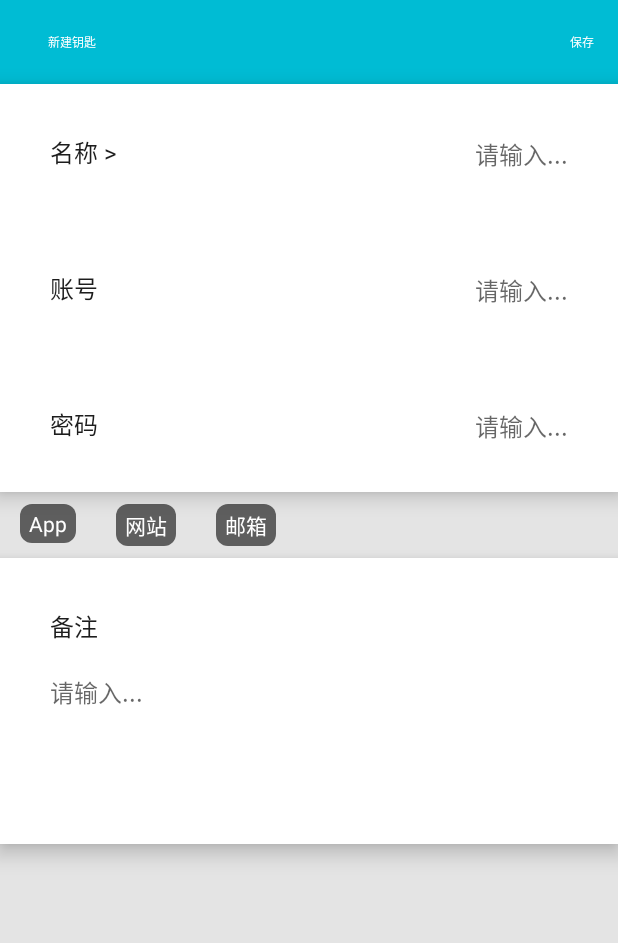
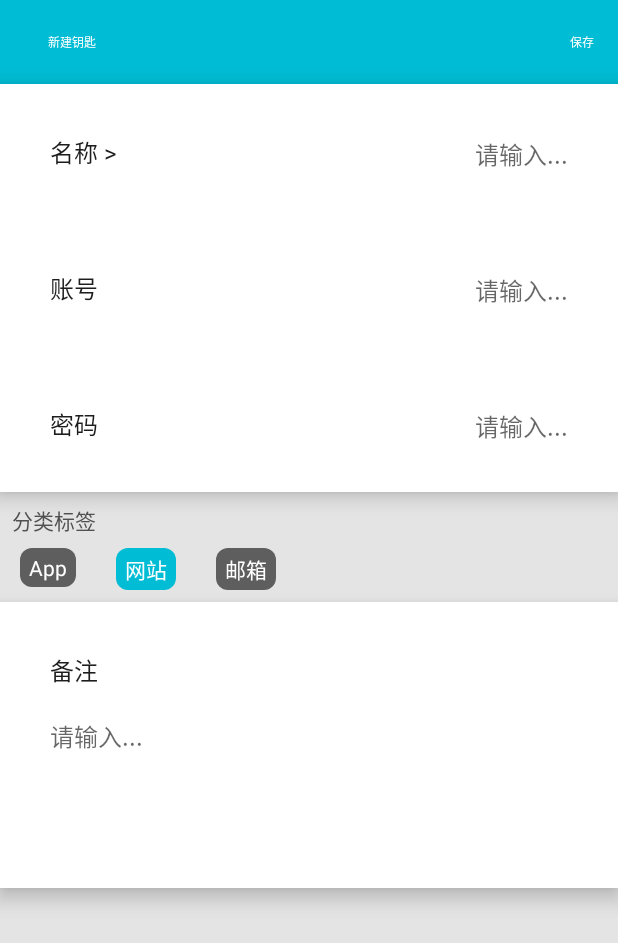
Before and after one commit to xzlyf/keyBag, an Android app: the screen it shows after launch (AddActivityV2), after a tap on "网站", on a phone screen of 412 x 824 dp. Shown: the top 943 px of the screen. Run offline under Robolectric (Android 15) with nearby library versions, the phone set to English and light mode, and no system bars; our stand-ins replace ButterKnife; libraries missing offline, so code that uses them is left out: com.orhanobut.logger; Roboto replaces fonts that are not available here; 4 statements that could not run were skipped.

Commit message:
分类标签加入 2 alpha分支

```diff
--- a/app/src/main/java/com/xz/keybag/adapter/CategoryAdapter.java
+++ b/app/src/main/java/com/xz/keybag/adapter/CategoryAdapter.java
@@ -7,6 +7,7 @@ import android.widget.TextView;
 
 import androidx.annotation.NonNull;
 
+import com.orhanobut.logger.Logger;
 import com.xz.keybag.R;
 import com.xz.keybag.base.BaseRecyclerAdapter;
 import com.xz.keybag.base.BaseRecyclerViewHolder;
@@ -18,6 +19,9 @@ import com.xz.keybag.entity.Category;
  * @date 2021/4/24
  */
 public class CategoryAdapter extends BaseRecyclerAdapter<Category> {
+	private View mSelectView;
+	private boolean isOne = true;
+
 	public CategoryAdapter(Context context) {
 		super(context);
 	}
@@ -39,15 +43,28 @@ public class CategoryAdapter extends BaseRecyclerAdapter<Category> {
 		ViewHolder(@NonNull View itemView) {
 			super(itemView);
 			mName = itemView.findViewById(R.id.tv_key);
-			if (mOnItemClickListener != null) {
-				itemView.setOnClickListener(new View.OnClickListener() {
-					@Override
-					public void onClick(View v) {
+			itemView.setOnClickListener(new View.OnClickListener() {
+				@Override
+				public void onClick(View v) {
+					if (mSelectView != null) {
+						mSelectView.setEnabled(true);
+					}
+					mSelectView = v;
+					mSelectView.setEnabled(false);
+					if (mOnItemClickListener != null) {
 						mOnItemClickListener.onItemClick(v, getLayoutPosition(), mList.get(getLayoutPosition()));
 					}
-				});
+				}
+			});
+			//默认选中第一个
+			if (isOne) {
+				mSelectView = mName;
+				mSelectView.setEnabled(false);
+				if (mOnItemClickListener != null) {
+					mOnItemClickListener.onItemClick(mName, 0, mList.get(0));
+				}
+				isOne = false;
 			}
-
 		}
 	}
 }
--- a/app/src/main/res/layout/activity_add_v2.xml
+++ b/app/src/main/res/layout/activity_add_v2.xml
@@ -94,6 +94,14 @@
         app:label="密码"
         app:textColor="@color/secTextColor" />
 
+    <TextView
+        android:layout_width="wrap_content"
+        android:layout_height="wrap_content"
+        android:layout_marginStart="@dimen/dp_10"
+        android:layout_marginTop="@dimen/dp_6"
+        android:text="分类标签"
+        android:textColor="@color/secTextColor" />
+
     <androidx.recyclerview.widget.RecyclerView
         android:id="@+id/category_view"
         android:layout_width="match_parent"
```
